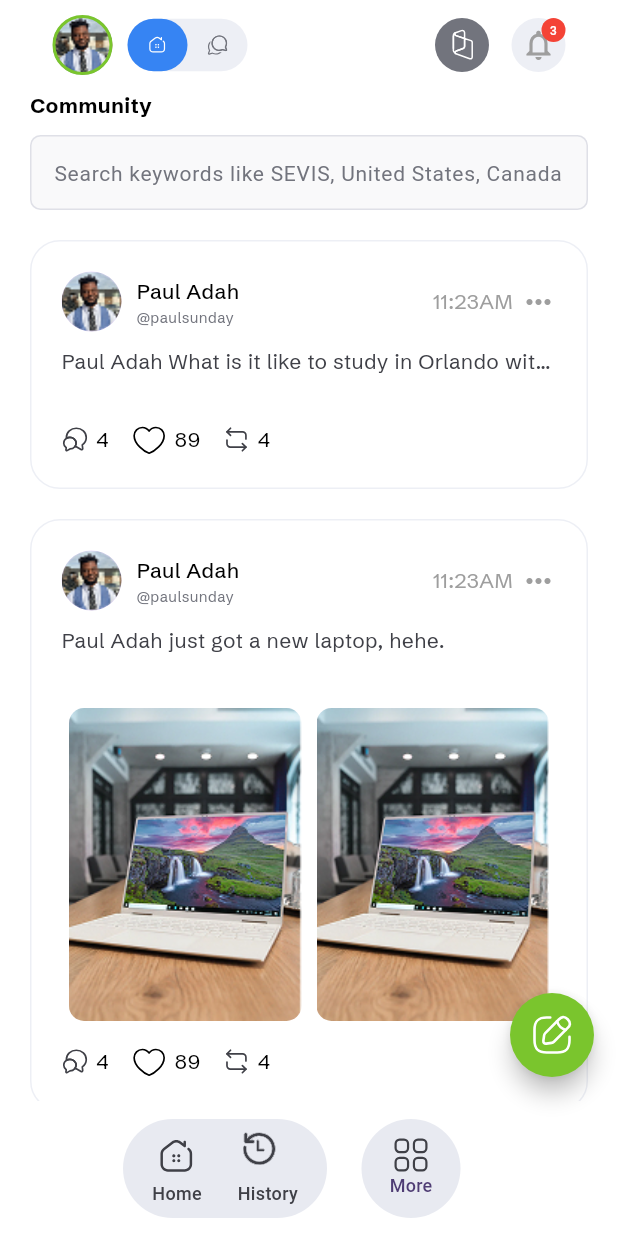
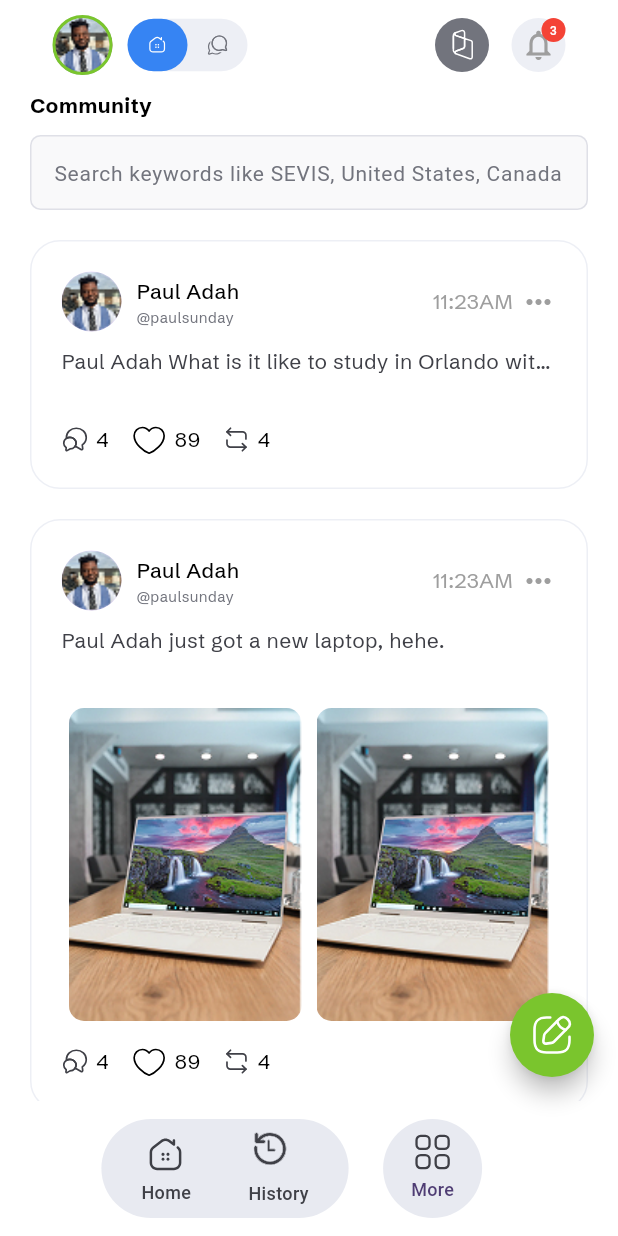
Before and after one commit to Devsinglad/pay4me_assessment, a Flutter app: the screen it shows after launch, on a phone screen of 412 x 824 dp. Run offline on Flutter 3.47's test engine with Material 3 defaults, Android fonts, the light colour scheme and no system bars; our stand-ins replace flutter_riverpod, flutter_svg, google_fonts, riverpod_annotation; generated files the repository leaves out were written again.

Commit message:
fix: bottom nav overflow

```diff
--- a/lib/main.dart
+++ b/lib/main.dart
@@ -1,11 +1,12 @@
 import 'package:flutter/material.dart';
+import 'package:flutter/rendering.dart';
 import 'package:flutter/services.dart';
 import 'package:flutter_riverpod/flutter_riverpod.dart';
 import 'package:pay4me_assessment/views%20/community_screen.dart';
 
 void main() {
   WidgetsFlutterBinding.ensureInitialized();
-
+  debugPaintSizeEnabled = false;
   SystemChrome.setPreferredOrientations([
     DeviceOrientation.portraitUp,
   ]);
--- a/lib/views /components/bottom_nav_bar.dart
+++ b/lib/views /components/bottom_nav_bar.dart
@@ -1,5 +1,6 @@
 import 'package:flutter/material.dart';
 import 'package:flutter_svg/flutter_svg.dart';
+import 'package:pay4me_assessment/utils%20/screen_utils.dart';
 import 'package:pay4me_assessment/widgets/custom_container.dart';
 
 class BottomNavBar extends StatelessWidget {
@@ -17,7 +18,7 @@ class BottomNavBar extends StatelessWidget {
         crossAxisAlignment: CrossAxisAlignment.center,
         children: [
           CustomContainer(
-            width: 136,
+            width: fullWidth(context) * 0.4,
             decoration: ShapeDecoration(
               color: Color(0xffE8EAF1),
               shape: RoundedRectangleBorder(
@@ -28,13 +29,12 @@ class BottomNavBar extends StatelessWidget {
               vertical: 8,
               horizontal: 10,
             ),
-            child: Column(
-              children: [
-                Row(
+            child: Row(
               mainAxisAlignment: MainAxisAlignment.spaceEvenly,
               crossAxisAlignment: CrossAxisAlignment.end,
               children: [
-                    Column(
+                Flexible(
+                  child: Column(
                     children: [
                       SvgPicture.asset('assets/svg/home.svg'),
                       Text(
@@ -47,8 +47,10 @@ class BottomNavBar extends StatelessWidget {
                       ),
                     ],
                   ),
+                ),
                 SizedBox(width: 5),
-                    Column(
+                Flexible(
+                  child: Column(
                     children: [
                       Padding(
                         padding: const EdgeInsets.only(top: 1.0),
@@ -66,7 +68,6 @@ class BottomNavBar extends StatelessWidget {
                       ),
                     ],
                   ),
-                  ],
                 ),
               ],
             ),
@@ -75,9 +76,14 @@ class BottomNavBar extends StatelessWidget {
             radius: 56,
             backgroundColor: Color(0xffE8EAF1),
             child: Column(
+              mainAxisSize: MainAxisSize.min, // Add this
               mainAxisAlignment: MainAxisAlignment.center,
               children: [
-                SvgPicture.asset('assets/svg/more.svg'),
+                SvgPicture.asset(
+                  'assets/svg/more.svg',
+                  height: 24, // Control the height
+                ),
+                const SizedBox(height: 4), // Add small spacing
                 Text(
                   'More',
                   style: TextStyle(fontSize: 12),
```
Also changed, not shown: 2 other files. Lines whose indentation alone changed are shown as unchanged.
